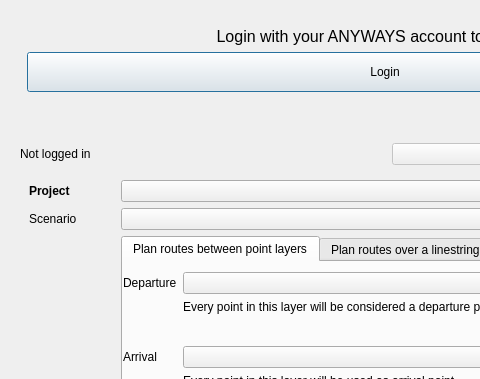
anyways-open/impact-qgis-plugin, file ImPact_toolbox_dialog_base.ui: the form before one commit; both pictures show x 0 to 480 and y 0 to 379 of the 770 by 719 pixel window.
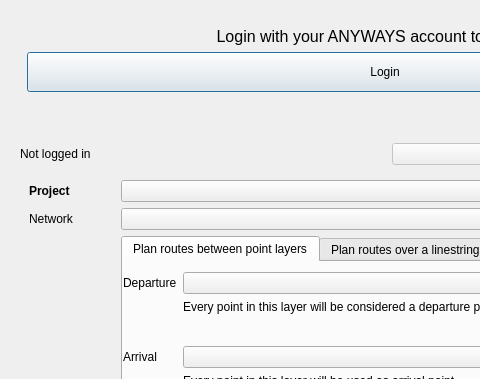
The form after the commit. Custom widgets are drawn as their Qt base class.

Commit message: Rename scenario picker to network picker.

The edit to the form file:
```diff
--- a/ImPact_toolbox_dialog_base.ui
+++ b/ImPact_toolbox_dialog_base.ui
@@ -179,7 +179,7 @@
          <item row="1" column="0">
           <widget class="QLabel" name="label_7">
            <property name="text">
-            <string>Scenario</string>
+            <string>Network</string>
            </property>
           </widget>
          </item>
```
Left out of the diff: 2 changed lines with no effect on the pictures. The commit also changes 1 other file.
